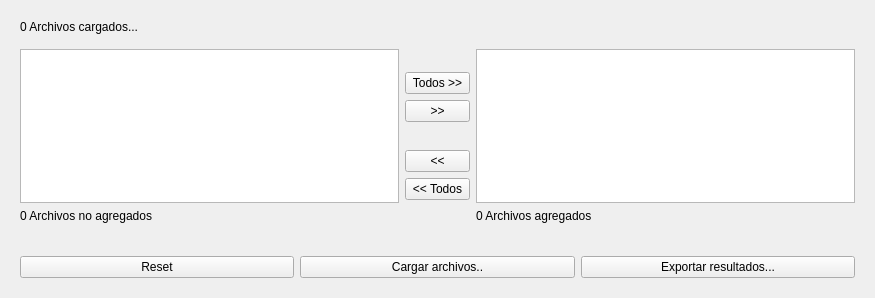
This is resultsprocessui.ui in conejoo/Escenarios as Qt 5 draws it before an edit. The edited form follows.
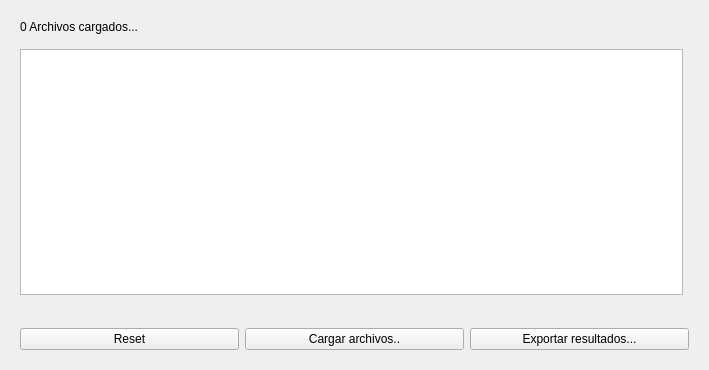
This is the edited form.

What changed in the file:
```diff
--- a/resultsprocessui.ui
+++ b/resultsprocessui.ui
@@ -6,8 +6,8 @@
    <rect>
     <x>0</x>
     <y>0</y>
-    <width>875</width>
-    <height>298</height>
+    <width>709</width>
+    <height>370</height>
    </rect>
   </property>
   <property name="windowTitle">
@@ -64,122 +64,6 @@
               </property>
              </widget>
             </item>
-            <item>
-             <widget class="QLabel" name="label_not_added_files">
-              <property name="text">
-               <string>0 Archivos no agregados</string>
-              </property>
-             </widget>
-            </item>
-           </layout>
-          </widget>
-         </item>
-         <item>
-          <widget class="QWidget" name="widget_3" native="true">
-           <layout class="QVBoxLayout" name="verticalLayout_3">
-            <property name="leftMargin">
-             <number>0</number>
-            </property>
-            <property name="rightMargin">
-             <number>0</number>
-            </property>
-            <item>
-             <spacer name="verticalSpacer">
-              <property name="orientation">
-               <enum>Qt::Vertical</enum>
-              </property>
-              <property name="sizeHint" stdset="0">
-               <size>
-                <width>20</width>
-                <height>40</height>
-               </size>
-              </property>
-             </spacer>
-            </item>
-            <item>
-             <widget class="QPushButton" name="pushButton_add_all">
-              <property name="maximumSize">
-               <size>
-                <width>65</width>
-                <height>16777215</height>
-               </size>
-              </property>
-              <property name="text">
-               <string>Todos &gt;&gt;</string>
-              </property>
-             </widget>
-            </item>
-            <item>
-             <widget class="QPushButton" name="pushButton_add">
-              <property name="maximumSize">
-               <size>
-                <width>65</width>
-                <height>16777215</height>
-               </size>
-              </property>
-              <property name="text">
-               <string>&gt;&gt;</string>
-              </property>
-             </widget>
-            </item>
-            <item>
-             <spacer name="verticalSpacer_3">
-              <property name="orientation">
-               <enum>Qt::Vertical</enum>
-              </property>
-              <property name="sizeHint" stdset="0">
-               <size>
-                <width>20</width>
-                <height>40</height>
-               </size>
-              </property>
-             </spacer>
-            </item>
-            <item>
-             <widget class="QPushButton" name="pushButton_remove">
-              <property name="sizePolicy">
-               <sizepolicy hsizetype="Minimum" vsizetype="Fixed">
-                <horstretch>0</horstretch>
-                <verstretch>0</verstretch>
-               </sizepolicy>
-              </property>
-              <property name="maximumSize">
-               <size>
-                <width>65</width>
-                <height>16777215</height>
-               </size>
-              </property>
-              <property name="text">
-               <string>&lt;&lt;</string>
-              </property>
-             </widget>
-            </item>
-            <item>
-             <widget class="QPushButton" name="pushButton_remove_all">
-              <property name="maximumSize">
-               <size>
-                <width>65</width>
-                <height>16777215</height>
-               </size>
-              </property>
-              <property name="text">
-               <string>&lt;&lt; Todos</string>
-              </property>
-             </widget>
-            </item>
-            <item>
-             <spacer name="verticalSpacer_2">
-              <property name="orientation">
-               <enum>Qt::Vertical</enum>
-              </property>
-              <property name="sizeHint" stdset="0">
-               <size>
-                <width>20</width>
-                <height>40</height>
-               </size>
-              </property>
-             </spacer>
-            </item>
            </layout>
           </widget>
          </item>
@@ -192,23 +76,6 @@
             <property name="rightMargin">
              <number>0</number>
             </property>
-            <item>
-             <widget class="QListWidget" name="listWidget_added">
-              <property name="alternatingRowColors">
-               <bool>true</bool>
-              </property>
-              <property name="selectionMode">
-               <enum>QAbstractItemView::MultiSelection</enum>
-              </property>
-             </widget>
-            </item>
-            <item>
-             <widget class="QLabel" name="label_added_files">
-              <property name="text">
-               <string>0 Archivos agregados</string>
-              </property>
-             </widget>
-            </item>
            </layout>
           </widget>
          </item>
```
